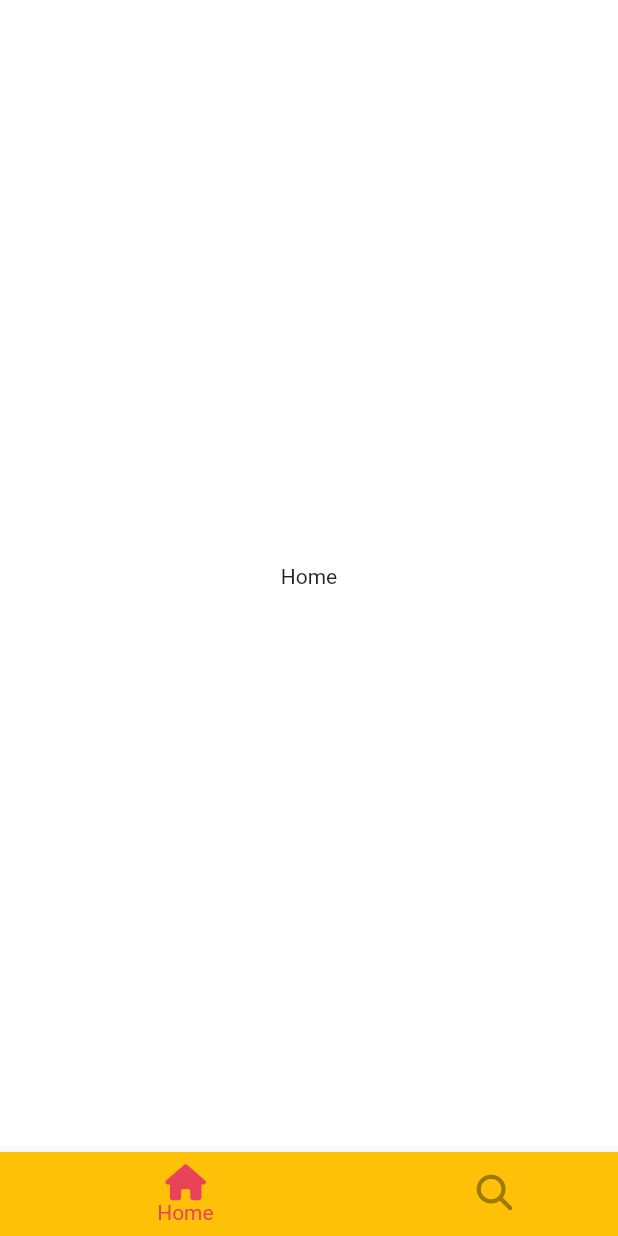
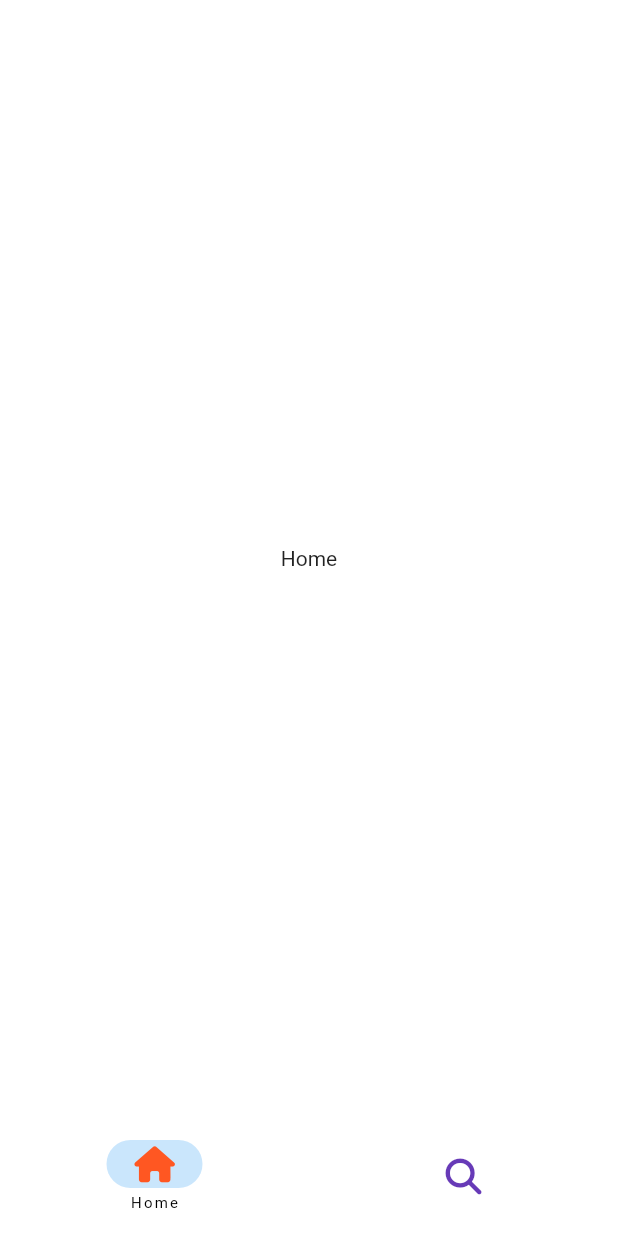
Before and after one commit to techighpark/flutter-tiktok-app, a Flutter app: the screen it shows after launch, on a phone screen of 412 x 824 dp. Run offline on Flutter 3.47's test engine with Material 2 defaults, Android fonts, the phone set to English and light mode, and no system bars; our stand-ins replace font_awesome_flutter.

Commit message:
NavigationBar - material 3

```diff
--- a/lib/features/main_navigation/main_navigation_screen.dart
+++ b/lib/features/main_navigation/main_navigation_screen.dart
@@ -37,46 +37,28 @@ class _MainNavigationScreenState extends State<MainNavigationScreen> {
   @override
   Widget build(BuildContext context) {
     return Scaffold(
-      body: screens[_selectedIndex],
-      bottomNavigationBar: BottomNavigationBar(
-        currentIndex: _selectedIndex,
-        onTap: _onTap,
-        selectedItemColor: Theme.of(context).primaryColor,
-        unselectedItemColor: Colors.black38,
-        type: BottomNavigationBarType.shifting,
-        items: const [
-          BottomNavigationBarItem(
-            icon: FaIcon(FontAwesomeIcons.house),
-            label: "Home",
-            tooltip: "What are your?",
-            backgroundColor: Colors.amber,
-          ),
-          BottomNavigationBarItem(
-            icon: FaIcon(FontAwesomeIcons.magnifyingGlass),
-            label: "Search",
-            tooltip: "What are your?",
-            backgroundColor: Colors.grey,
-          ),
-          // BottomNavigationBarItem(
-          //   icon: FaIcon(FontAwesomeIcons.magnifyingGlass),
-          //   label: "Search",
-          //   tooltip: "What are your?",
-          //   backgroundColor: Colors.green,
-          // ),
-          // BottomNavigationBarItem(
-          //   icon: FaIcon(FontAwesomeIcons.magnifyingGlass),
-          //   label: "Search",
-          //   tooltip: "What are your?",
-          //   backgroundColor: Colors.purple,
-          // ),
-          // BottomNavigationBarItem(
-          //   icon: FaIcon(FontAwesomeIcons.magnifyingGlass),
-          //   label: "Search",
-          //   tooltip: "What are your?",
-          //   backgroundColor: Colors.indigo,
-          // ),
-        ],
-      ),
-    );
+        body: screens[_selectedIndex],
+        bottomNavigationBar: NavigationBar(
+          backgroundColor: Colors.white,
+          labelBehavior: NavigationDestinationLabelBehavior.onlyShowSelected,
+          selectedIndex: _selectedIndex,
+          onDestinationSelected: _onTap,
+          destinations: const [
+            NavigationDestination(
+              icon: FaIcon(
+                FontAwesomeIcons.house,
+                color: Colors.deepOrange,
+              ),
+              label: 'Home',
+            ),
+            NavigationDestination(
+              icon: FaIcon(
+                FontAwesomeIcons.magnifyingGlass,
+                color: Colors.deepPurple,
+              ),
+              label: 'Search',
+            ),
+          ],
+        ));
   }
 }
```
